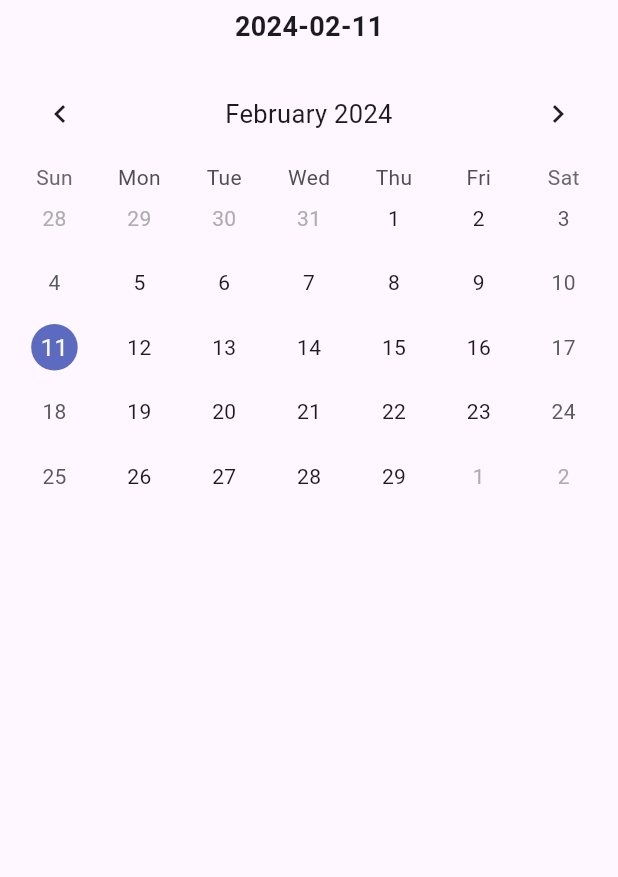
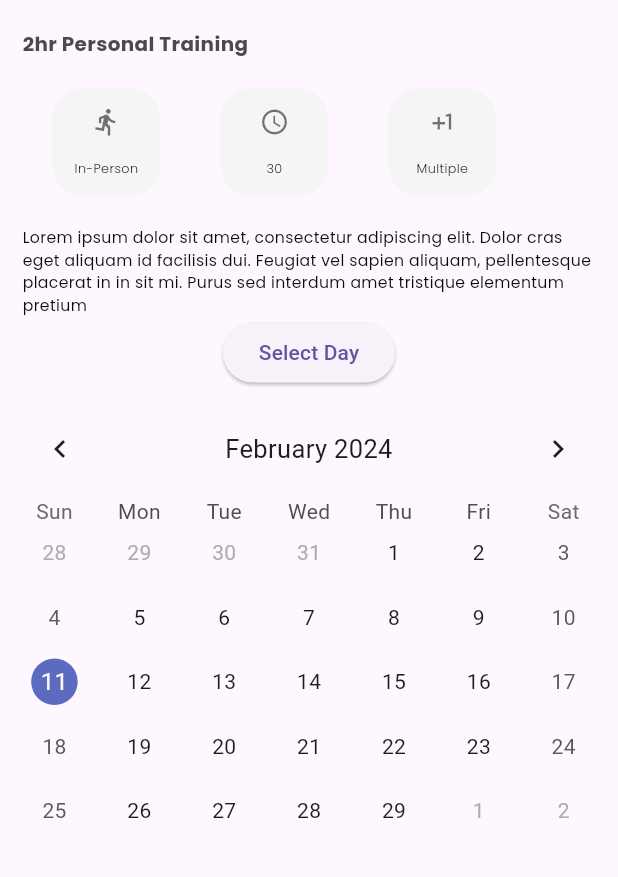
Before and after one commit to AlyaaRana/schedule_event_getx, a Flutter app: the SelectDay screen opened directly, on a phone screen of 412 x 824 dp, the part 135-1012 px from its top. Run offline on Flutter 3.47's test engine with Material 3 defaults, Android fonts, the phone set to English and light mode, and no system bars; drawn by our look-alikes of table_calendar; our stand-ins replace font_awesome_flutter, get, google_fonts, page_transition, swipeable_button_view.

Commit message:
function/calender

```diff
--- a/lib/helper/themes.dart
+++ b/lib/helper/themes.dart
@@ -258,7 +258,7 @@ TextStyle txtButton(Color finalColor) {
       textStyle: TextStyle(
           color: finalColor,
           fontWeight: FontWeight.w700,
-          fontSize: figmaFontsize(17)));
+          fontSize: figmaFontsize(14)));
 }
 
 TextStyle txtAddNewEvent() {
--- a/lib/page/addEvent/view/event_add_day.dart
+++ b/lib/page/addEvent/view/event_add_day.dart
@@ -1,15 +1,16 @@
 import 'package:flutter/material.dart';
 import 'package:get/get.dart';
 import 'package:schedule_event_getx/Page/HomePage/Widget/hires_profile_view.dart';
+import 'package:schedule_event_getx/helper/themes.dart';
 import 'package:schedule_event_getx/page/addEvent/controller/event_controller.dart';
 import 'package:schedule_event_getx/page/addEvent/widget/calender_table.dart';
+import 'package:schedule_event_getx/page/addEvent/widget/type_duration_session/type_duration_session_widget.dart';
 
 class SelectDay extends StatelessWidget {
   SelectDay({super.key});
 
   @override
   Widget build(BuildContext context) {
-    Get.put(AddEventController());
 
     return Scaffold(
       body: SingleChildScrollView(
@@ -17,7 +18,43 @@ class SelectDay extends StatelessWidget {
           child: Column(
             children: [
               HiresProfile(),
-              CalendarTable()
+              SizedBox(height: 20),
+              Container(
+                padding: EdgeInsets.symmetric(horizontal: 15),
+                child: Align(
+                  alignment: Alignment.centerLeft,
+                  child: Text(
+                    "2hr Personal Training",
+                    style: titleEvent(),
+                  ),
+                ),
+              ),
+              TypeDurationSession(),
+              CalendarTable(),
+              Container(
+                padding: EdgeInsets.all(5),
+                decoration: BoxDecoration(
+                  color: Colors.white,
+                  borderRadius: BorderRadius.circular(5),
+                  border: Border.all(
+                    color: Colors.black,
+                    width: 2,
+                  ),
+                ),
+                child: GestureDetector(
+                  onTap: () {
+                    DateTime selectedDate = CalendarTable().getSelectedDate(context);
+                    Get.back(result: selectedDate);
+                  },
+                  child: Text(
+                    "Select a day",
+                    style: TextStyle(
+                      color: Colors.black,
+                      fontSize: 16,
+                    ),
+                  ),
+                ),
+              ),
             ],
           ),
         ),
--- a/lib/page/addEvent/widget/calender_table.dart
+++ b/lib/page/addEvent/widget/calender_table.dart
@@ -5,12 +5,14 @@ import 'package:intl/intl.dart';
 import 'package:get/get.dart';
 
 class CalendarTable extends StatefulWidget {
-
-
-  CalendarTable({Key? key,}) : super(key: key);
+  CalendarTable({Key? key}) : super(key: key);
 
   @override
   State<CalendarTable> createState() => _CalendarTableState();
+
+  DateTime getSelectedDate(BuildContext context) {
+    return (_CalendarTableState.of(context) as _CalendarTableState).selectedDate;
+  }
 }
 
 class _CalendarTableState extends State<CalendarTable> {
@@ -21,13 +23,7 @@ class _CalendarTableState extends State<CalendarTable> {
     setState(() {
       selectedDate = day;
     });
-
-    // if (eventController != null) {
-    //   eventController.updateDate(day);
-    // }
   }
-
-
 
   @override
   Widget build(BuildContext context) {
@@ -35,12 +31,13 @@ class _CalendarTableState extends State<CalendarTable> {
       height: MediaQuery.of(context).size.height,
       child: Column(
         children: [
-          Padding(
-            padding: const EdgeInsets.all(5.0),
-            child: Text(
-              DateFormat('yyyy-MM-dd').format(selectedDate),
-              style: TextStyle(fontSize: 18, fontWeight: FontWeight.bold),
-            ),
+          ElevatedButton(
+            onPressed: () {
+              // Pass the selected date back to the previous screen
+              eventController.updateDate(selectedDate);
+              Get.back();
+            },
+            child: Text("Select Day"),
           ),
           Expanded(
             child: Container(
@@ -65,4 +62,7 @@ class _CalendarTableState extends State<CalendarTable> {
       ),
     );
   }
+
+  static _CalendarTableState of(BuildContext context) =>
+      context.findAncestorStateOfType<_CalendarTableState>()!;
 }
--- a/lib/page/addEvent/widget/type_duration_session/type_duration_session_widget.dart
+++ b/lib/page/addEvent/widget/type_duration_session/type_duration_session_widget.dart
@@ -3,7 +3,9 @@ import 'package:schedule_event_getx/helper/themes.dart';
 import 'package:schedule_event_getx/page/addEvent/widget/type_duration_session/type_duration_widget.dart';
 
 class TypeDurationSession extends StatelessWidget {
-  const TypeDurationSession({super.key});
+  final bool isTextVisible;
+
+  const TypeDurationSession({Key? key, this.isTextVisible = true}) : super(key: key);
 
   @override
   Widget build(BuildContext context) {
@@ -16,17 +18,22 @@ class TypeDurationSession extends StatelessWidget {
               TypeDurationWidget(
                 image: Icons.directions_run,
                 text: 'In-Person',
-              ),TypeDurationWidget(
+              ),
+              TypeDurationWidget(
                 image: Icons.access_time,
                 text: '30',
-              ),TypeDurationWidget(
+              ),
+              TypeDurationWidget(
                 image: Icons.plus_one,
                 text: 'Multiple',
               ),
             ],
           ),
-          Text("Lorem ipsum dolor sit amet, consectetur adipiscing elit. Dolor cras eget aliquam id facilisis dui. Feugiat vel sapien aliquam, pellentesque placerat in in sit mi. Purus sed interdum amet tristique elementum pretium ",
-            style: caption3(),)
+          if (isTextVisible)
+            Text(
+              "Lorem ipsum dolor sit amet, consectetur adipiscing elit. Dolor cras eget aliquam id facilisis dui. Feugiat vel sapien aliquam, pellentesque placerat in in sit mi. Purus sed interdum amet tristique elementum pretium ",
+              style: caption3(),
+            ),
         ],
       ),
     );
--- a/lib/page/addEvent/widget/type_duration_session/type_duration_widget.dart
+++ b/lib/page/addEvent/widget/type_duration_session/type_duration_widget.dart
@@ -10,7 +10,7 @@ class TypeDurationWidget extends StatelessWidget {
   @override
   Widget build(BuildContext context) {
     return Container(
-      margin: const EdgeInsets.symmetric(horizontal: 25,vertical: 10),
+      margin: const EdgeInsets.symmetric(horizontal: 20,vertical: 10),
       padding: EdgeInsets.symmetric(vertical: 10),
       child: Container(
         width: 72,
```
Also changed, not shown: lib/page/addEvent/controller/event_controller.dart (+11 -5 lines), lib/page/addEvent/view/event_add_time.dart (+10 -2 lines), lib/page/addEvent/widget/select_date_widget.dart (+33 -8 lines), lib/page/addNote/view/event_addnote_view.dart (+9 -0 lines).
